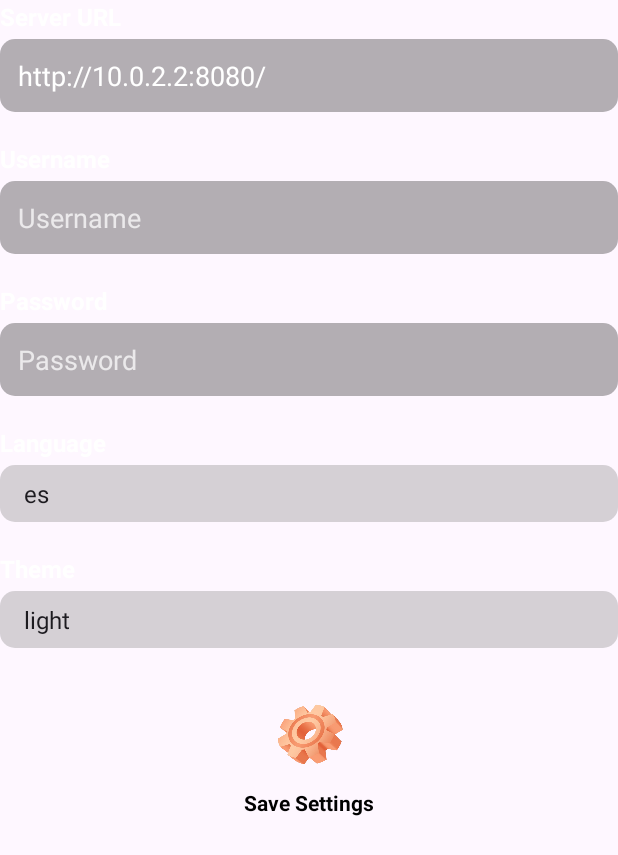
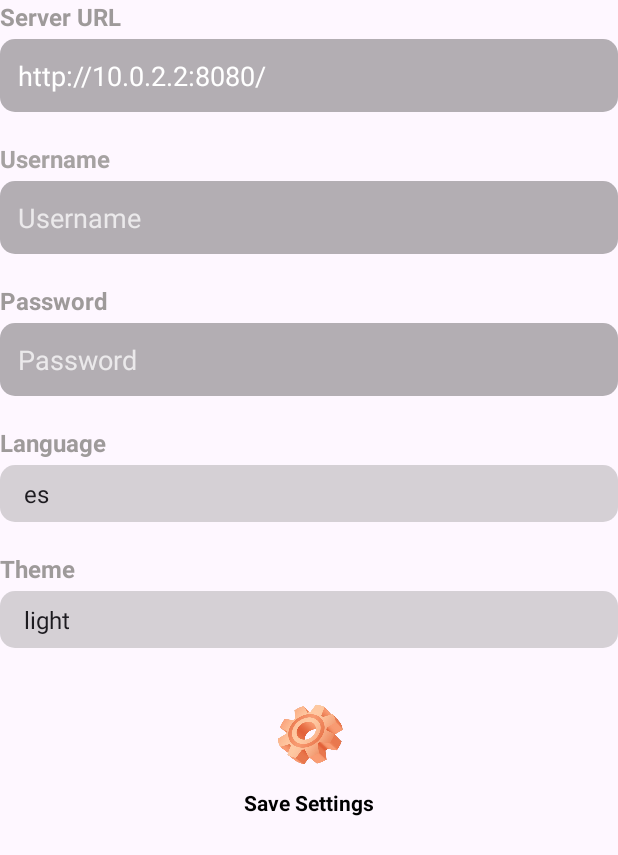
Before and after one commit to braisgonzalez03/aplicacionMobil, an Android app: the SettingActivity screen opened directly, with no data from a screen before it, on a phone screen of 412 x 824 dp. Shown: the top 855 px of the screen. Run offline under Robolectric (Android 15) with nearby library versions, the phone set to English and light mode, and no system bars.

Commit message:
Continuación jueves día 22 de Mayo, cambio en las imágenes para que salga en horizontal, añadí columna para BD interna de contraseña y cifrada. Mostrado de imagen al loguearte Mañana movimiento de imagenes a SettingActivity para guardarlas en BD.

```diff
--- a/app/src/main/java/com/example/appclubtenis/Activitys/SettingActivity.java
+++ b/app/src/main/java/com/example/appclubtenis/Activitys/SettingActivity.java
@@ -20,6 +20,9 @@ import com.example.appclubtenis.Helper.ConfigModel;
 import com.example.appclubtenis.Helper.LanguageLocale;
 import com.example.appclubtenis.Preferences.AppPreferences;
 import com.example.appclubtenis.R;
+import com.example.appclubtenis.Utils.EncryptionPassword;
+
+import java.util.List;
 
 public class SettingActivity extends AppCompatActivity {
 
@@ -78,12 +81,12 @@ public class SettingActivity extends AppCompatActivity {
     }
 
     private void loadSettings() {
-        // Cargar desde SQLite
-        ConfigModel config = configDAO.getConfig();
-        if (config != null) {
+        List<ConfigModel> configList = configDAO.getAllConfigs();
+        if (!configList.isEmpty()) {
+            ConfigModel config = configList.get(0);
             urlEditText.setText(config.getUrl());
             usernameEditText.setText(config.getUsername());
-         }
+        }
 
         String savedUsername = appPreferences.getUsername();
         String savedPassword = appPreferences.getPassword();
@@ -96,12 +99,22 @@ public class SettingActivity extends AppCompatActivity {
         }
 
         String language = appPreferences.getLanguage();
-        int langPos = ((ArrayAdapter) languageSpinner.getAdapter()).getPosition(language);
-        languageSpinner.setSelection(langPos >= 0 ? langPos : 0);
+        ArrayAdapter languageAdapter = (ArrayAdapter) languageSpinner.getAdapter();
+        int langPos = languageAdapter.getPosition(language);
+        if (langPos >= 0) {
+            languageSpinner.setSelection(langPos);
+        } else {
+            languageSpinner.setSelection(0);
+        }
 
         String theme = appPreferences.getTheme();
-        int themePos = ((ArrayAdapter) themeSpinner.getAdapter()).getPosition(theme);
-        themeSpinner.setSelection(themePos >= 0 ? themePos : 0);
+        ArrayAdapter themeAdapter = (ArrayAdapter) themeSpinner.getAdapter();
+        int themePos = themeAdapter.getPosition(theme);
+        if (themePos >= 0) {
+            themeSpinner.setSelection(themePos);
+        } else {
+            themeSpinner.setSelection(0);
+        }
     }
 
     private void saveSettings() {
@@ -116,7 +129,9 @@ public class SettingActivity extends AppCompatActivity {
             return;
         }
 
-       configDAO.updateConfig(url, username, ""); // dejamos password vacía en SQLite por seguridad
+        String encryptedPassword = EncryptionPassword.encrypt(password);
+
+       configDAO.updateConfig(url, username, encryptedPassword);
 
 
         appPreferences.setUsername(username);
--- a/app/src/main/java/com/example/appclubtenis/Helper/ConfigDAO.java
+++ b/app/src/main/java/com/example/appclubtenis/Helper/ConfigDAO.java
@@ -4,6 +4,9 @@ import android.content.ContentValues;
 import android.content.Context;
 import android.database.Cursor;
 import android.database.sqlite.SQLiteDatabase;
+
+import java.util.ArrayList;
+import java.util.List;
 
 public class ConfigDAO {
 
@@ -18,19 +21,46 @@ public class ConfigDAO {
         ContentValues values = new ContentValues();
         values.put(DBHelper.COLUMN_URL, url);
         values.put(DBHelper.COLUMN_USERNAME, username);
-        db.update(DBHelper.TABLE_CONFIG, values, DBHelper.COLUMN_ID + " = ?", new String[]{"1"});
+        values.put(DBHelper.COLUMN_PASSWORD, password);
+        db.insert(DBHelper.TABLE_CONFIG, null, values);
     }
 
-    public ConfigModel getConfig() {
+    public List<ConfigModel> getAllConfigs() {
         SQLiteDatabase db = dbHelper.getReadableDatabase();
-        Cursor cursor = db.query(DBHelper.TABLE_CONFIG, null, DBHelper.COLUMN_ID + " = ?", new String[]{"1"}, null, null, null);
-        ConfigModel config = new ConfigModel();
-        if (cursor.moveToFirst()) {
+
+        String[] projection = {
+                DBHelper.COLUMN_URL,
+                DBHelper.COLUMN_USERNAME,
+                DBHelper.COLUMN_PASSWORD
+        };
+
+        Cursor cursor = db.query(
+                DBHelper.TABLE_CONFIG,
+                projection,
+                null,
+                null,
+                null,
+                null,
+                null
+        );
+
+        List<ConfigModel> configList = new ArrayList<>();
+
+        while (cursor.moveToNext()) {
+            ConfigModel config = new ConfigModel();
+
             config.setUrl(cursor.getString(cursor.getColumnIndexOrThrow(DBHelper.COLUMN_URL)));
             config.setUsername(cursor.getString(cursor.getColumnIndexOrThrow(DBHelper.COLUMN_USERNAME)));
-            config.setUsername(cursor.getString(cursor.getColumnIndexOrThrow(DBHelper.COLUMN_PASSWORD)));
+            config.setPassword(cursor.getString(cursor.getColumnIndexOrThrow(DBHelper.COLUMN_PASSWORD)));
+
+            configList.add(config);
         }
+
         cursor.close();
-        return config;
+
+        return configList;
     }
+
+
+
 }
--- a/app/src/main/java/com/example/appclubtenis/Helper/DBHelper.java
+++ b/app/src/main/java/com/example/appclubtenis/Helper/DBHelper.java
@@ -13,13 +13,15 @@ public class DBHelper extends SQLiteOpenHelper {
     public static final String COLUMN_URL = "url";
     public static final String COLUMN_USERNAME = "username";
     public static final String COLUMN_PASSWORD = "password";
+    public static final String COLUMN_IMAGE = "image";
 
     private static final String CREATE_CONFIG_TABLE =
             "CREATE TABLE " + TABLE_CONFIG + " (" +
                     COLUMN_ID + " INTEGER PRIMARY KEY AUTOINCREMENT, " +
                     COLUMN_URL + " TEXT, " +
                     COLUMN_USERNAME + " TEXT, " +
-                    COLUMN_PASSWORD + " TEXT" + ")";
+                    COLUMN_PASSWORD + " TEXT, " +
+                    COLUMN_IMAGE + " TEXT)";
 
     public DBHelper(Context context) {
         super(context, DATABASE_NAME, null, DATABASE_VERSION);
@@ -28,14 +30,13 @@ public class DBHelper extends SQLiteOpenHelper {
     @Override
     public void onCreate(SQLiteDatabase db) {
         db.execSQL(CREATE_CONFIG_TABLE);
-        // Valores por defecto
+
         db.execSQL("INSERT INTO " + TABLE_CONFIG + " (url, username, password) VALUES " +
                 "('http://10.0.2.2:8080/', '', '')");
     }
 
     @Override
     public void onUpgrade(SQLiteDatabase db, int oldVersion, int newVersion) {
-        // Simple upgrade policy
         db.execSQL("DROP TABLE IF EXISTS " + TABLE_CONFIG);
         onCreate(db);
     }
--- a/app/src/main/java/com/example/appclubtenis/Preferences/AppPreferences.java
+++ b/app/src/main/java/com/example/appclubtenis/Preferences/AppPreferences.java
@@ -19,31 +19,15 @@ public class AppPreferences {
     private static final String KEY_LOGGED_IN = "logged_in";
     private static final String KEY_PLAYER_ID = "player_id";
     private static final String KEY_IS_ADMIN = "is_admin";
+    private static final String KEY_SELECTED_IMAGE_POS = "selected_image_position";
 
     private SharedPreferences preferences;
-    private SharedPreferences encryptedPrefs;
 
     public AppPreferences(Context context) {
         preferences = context.getSharedPreferences(PREFERENCES_NAME, Context.MODE_PRIVATE);
-        try {
-            MasterKey masterKey = new MasterKey.Builder(context)
-                    .setKeyScheme(MasterKey.KeyScheme.AES256_GCM)
-                    .build();
-
-            encryptedPrefs = EncryptedSharedPreferences.create(
-                    context,
-                    PREFERENCES_NAME + "_encrypted",
-                    masterKey,
-                    EncryptedSharedPreferences.PrefKeyEncryptionScheme.AES256_SIV,
-                    EncryptedSharedPreferences.PrefValueEncryptionScheme.AES256_GCM
-            );
-        } catch (GeneralSecurityException | IOException e) {
-            e.printStackTrace();
-            encryptedPrefs = preferences;
-        }
     }
 
-    // Idioma y tema sin cifrar
+    // Idioma y tema
     public void setLanguage(String language) {
         preferences.edit().putString(KEY_LANGUAGE, language).apply();
     }
@@ -64,6 +48,7 @@ public class AppPreferences {
         return "dark".equalsIgnoreCase(getTheme());
     }
 
+    // Username y password (sin cifrar)
     public void setUsername(String username) {
         preferences.edit().putString(KEY_USERNAME, username).apply();
     }
@@ -73,18 +58,18 @@ public class AppPreferences {
     }
 
     public void setPassword(String password) {
-        encryptedPrefs.edit().putString(KEY_PASSWORD, password).apply();
+        preferences.edit().putString(KEY_PASSWORD, password).apply();
     }
 
     public String getPassword() {
-        return encryptedPrefs.getString(KEY_PASSWORD, null);
+        return preferences.getString(KEY_PASSWORD, null);
     }
 
     public void clearCredentials() {
-        preferences.edit().remove(KEY_USERNAME).apply();
-        encryptedPrefs.edit().remove(KEY_PASSWORD).apply();
+        preferences.edit().remove(KEY_USERNAME).remove(KEY_PASSWORD).apply();
     }
 
+    // Login status
     public void setLoggedIn(boolean loggedIn) {
         preferences.edit().putBoolean(KEY_LOGGED_IN, loggedIn).apply();
     }
@@ -93,6 +78,7 @@ public class AppPreferences {
         return preferences.getBoolean(KEY_LOGGED_IN, false);
     }
 
+    // Player Id
     public void setPlayerId(int playerId) {
         preferences.edit().putInt(KEY_PLAYER_ID, playerId).apply();
     }
@@ -101,6 +87,7 @@ public class AppPreferences {
         return preferences.getInt(KEY_PLAYER_ID, -1);
     }
 
+    // Admin flag
     public void setIsAdmin(boolean isAdmin) {
         preferences.edit().putBoolean(KEY_IS_ADMIN, isAdmin).apply();
     }
@@ -108,4 +95,12 @@ public class AppPreferences {
     public boolean isAdmin() {
         return preferences.getBoolean(KEY_IS_ADMIN, false);
     }
+
+    public void setSelectedImagePosition(int position) {
+        preferences.edit().putInt(KEY_SELECTED_IMAGE_POS, position).apply();
+    }
+
+    public int getSelectedImagePosition() {
+        return preferences.getInt(KEY_SELECTED_IMAGE_POS, -1);
+    }
 }
--- a/app/src/main/res/layout/activity_setting.xml
+++ b/app/src/main/res/layout/activity_setting.xml
@@ -15,7 +15,7 @@
             android:layout_height="wrap_content"
             android:layout_marginBottom="4dp"
             android:text="@string/url_del_servidor"
-            android:textColor="@color/white"
+            android:textColor="#9E9A9A"
             android:textSize="16sp"
             android:textStyle="bold" />
 
@@ -36,7 +36,7 @@
             android:layout_marginTop="20dp"
             android:layout_marginBottom="4dp"
             android:text="@string/usuario"
-            android:textColor="@color/white"
+            android:textColor="#A6A2A2"
             android:textSize="16sp"
             android:textStyle="bold" />
 
@@ -57,7 +57,7 @@
             android:layout_marginTop="20dp"
             android:layout_marginBottom="4dp"
             android:text="@string/contrase_a"
-            android:textColor="@color/white"
+            android:textColor="#9E9A9A"
             android:textSize="16sp"
             android:textStyle="bold" />
 
@@ -78,7 +78,7 @@
             android:layout_marginTop="20dp"
             android:layout_marginBottom="4dp"
             android:text="@string/idioma"
-            android:textColor="@color/white"
+            android:textColor="#9E9A9A"
             android:textSize="16sp"
             android:textStyle="bold" />
 
@@ -95,7 +95,7 @@
             android:layout_marginTop="20dp"
             android:layout_marginBottom="4dp"
             android:text="@string/tema"
-            android:textColor="@color/white"
+            android:textColor="#9E9A9A"
             android:textSize="16sp"
             android:textStyle="bold" />
 
```
Also changed, not shown: app/src/main/java/com/example/appclubtenis/Activitys/InscriptionsActivity.java (+15 -7 lines), app/src/main/java/com/example/appclubtenis/Activitys/LoginActivity.java (+24 -7 lines), app/src/main/java/com/example/appclubtenis/Activitys/MainActivity.java (+25 -2 lines), app/src/main/java/com/example/appclubtenis/Activitys/PlayersActivity.java (+13 -7 lines), app/src/main/java/com/example/appclubtenis/Activitys/TournamentActivity.java (+12 -8 lines), app/src/main/java/com/example/appclubtenis/Adapter/ImageAdapter.java (+51 -1 lines), app/src/main/java/com/example/appclubtenis/Utils/EncryptionPassword.java (+37 -5 lines), app/src/main/res/layout/activity_main.xml (+41 -19 lines).
